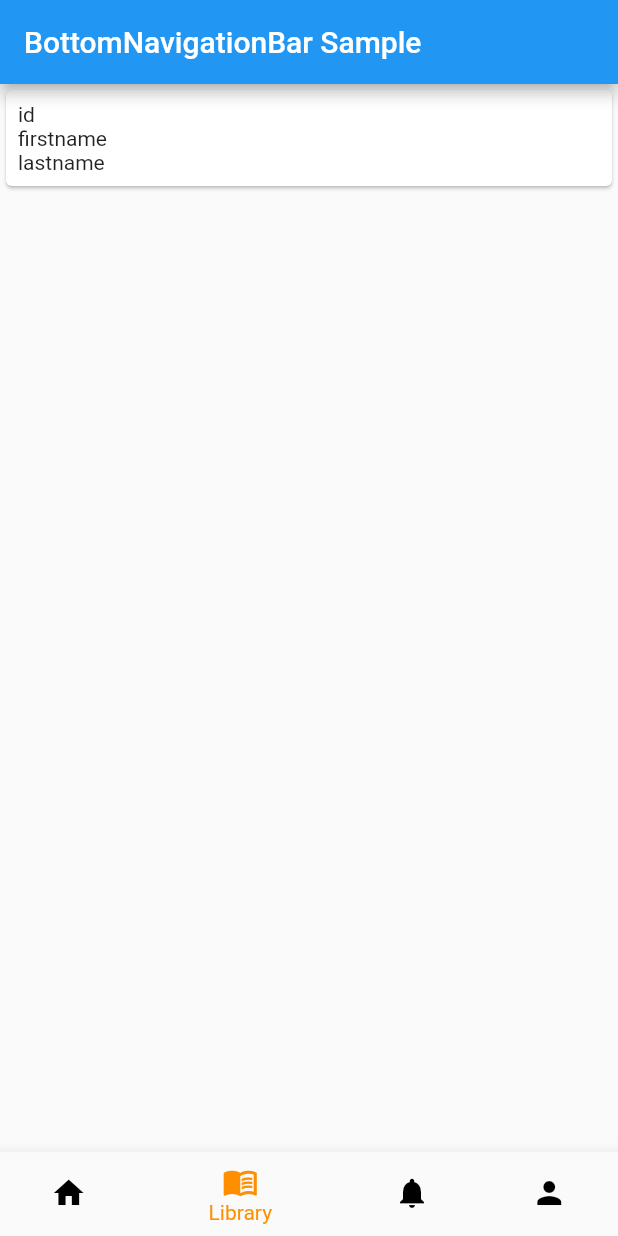
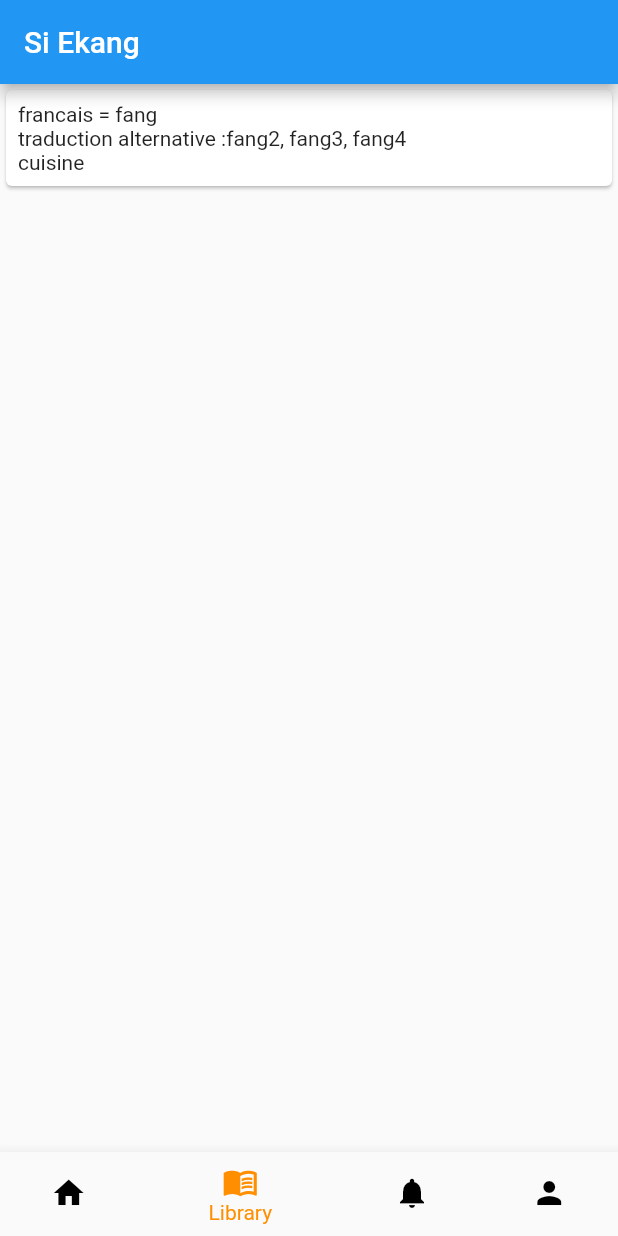
Before and after one commit to Si-Ekang/ekang_flutter, a Flutter app: the screen it shows after launch, item 2 of the bottom bar chosen, on a phone screen of 412 x 824 dp. Run offline on Flutter 3.47's test engine with Material 2 defaults, Android fonts, the phone set to English and light mode, and no system bars; our stand-ins replace csv, flutter_tts.

Commit message:
master : library fetch csv file + parse csv data + display content

```diff
--- a/lib/ui/library/library.dart
+++ b/lib/ui/library/library.dart
@@ -42,8 +42,8 @@ class _LibraryState extends State<LibraryWidget> {
       log("loadCsvFromAssets()");
     }
 
-    final input = await rootBundle.loadString(Assets.csvTest);
-    final fields = const CsvToListConverter().convert(input);
+    final input = await rootBundle.loadString(Assets.csvVocabulary);
+    final fields = const CsvToListConverter(fieldDelimiter: ';').convert(input);
 
     if (null != fields) {
       if (kDebugMode) {
@@ -132,6 +132,12 @@ class _LibraryState extends State<LibraryWidget> {
           shrinkWrap: true,
           itemCount: _data.length,
           itemBuilder: (context, index) {
+            var francais = _data[index][0];
+            var fang = _data[index][1];
+            var fang2 = _data[index][2];
+            var fang3 = _data[index][3];
+            var fang4 = _data[index][4];
+
             return GestureDetector(
               onTap: () {
                 textToSpeak = _data[index][1].toString();
@@ -145,9 +151,11 @@ class _LibraryState extends State<LibraryWidget> {
                     mainAxisAlignment: MainAxisAlignment.spaceBetween,
                     crossAxisAlignment: CrossAxisAlignment.start,
                     children: [
-                      Text('${_data[index][0]}'),
-                      Text(_data[index][1]),
-                      Text(_data[index][2]),
+                      Text('$francais = $fang'),
+                      Text(
+                          '${null != fang2 && fang2.toString().isNotEmpty ? 'traduction alternative :$fang2' : ''}'
+                              '${null != fang3  && fang3.toString().isNotEmpty? ', $fang3' : ''}'
+                              '${null != fang4  && fang4.toString().isNotEmpty? ', $fang4' : ''}'),
                     ],
                   ),
                 ),
--- a/lib/ui/main/main.dart
+++ b/lib/ui/main/main.dart
@@ -2,6 +2,7 @@ import 'package:ekang_flutter/ui/home/home.dart';
 import 'package:ekang_flutter/ui/library/library.dart';
 import 'package:ekang_flutter/ui/notification/notification.dart';
 import 'package:ekang_flutter/ui/profile/profile.dart';
+import 'package:ekang_flutter/utils/constants.dart';
 import 'package:flutter/cupertino.dart';
 import 'package:flutter/material.dart';
 
@@ -56,25 +57,25 @@ class _MainPageWidgetState extends State<MainPageWidget> {
   Widget build(BuildContext context) {
     return Scaffold(
       appBar: AppBar(
-        title: const Text('BottomNavigationBar Sample'),
+        title: const Text(Constants.appName),
       ),
       body: Center(
         child: _widgetOptions.elementAt(_selectedIndex),
       ),
       bottomNavigationBar: BottomNavigationBar(
         items: const <BottomNavigationBarItem>[
-          BottomNavigationBarItem(icon: Icon(Icons.home), label: 'Home'),
+          BottomNavigationBarItem(icon: Icon(Icons.home), label: Constants.homeTitle),
           BottomNavigationBarItem(
             icon: Icon(Icons.menu_book),
-            label: 'Library',
+            label: Constants.libraryTitle,
           ),
           BottomNavigationBarItem(
             icon: Icon(Icons.notifications),
-            label: 'Notifications',
+            label: Constants.notificationsTitle,
           ),
           BottomNavigationBarItem(
             icon: Icon(Icons.person),
-            label: 'Profile',
+            label: Constants.profileTitle,
           ),
         ],
         currentIndex: _selectedIndex,
```
Also changed, not shown: lib/generated/assets.dart.
